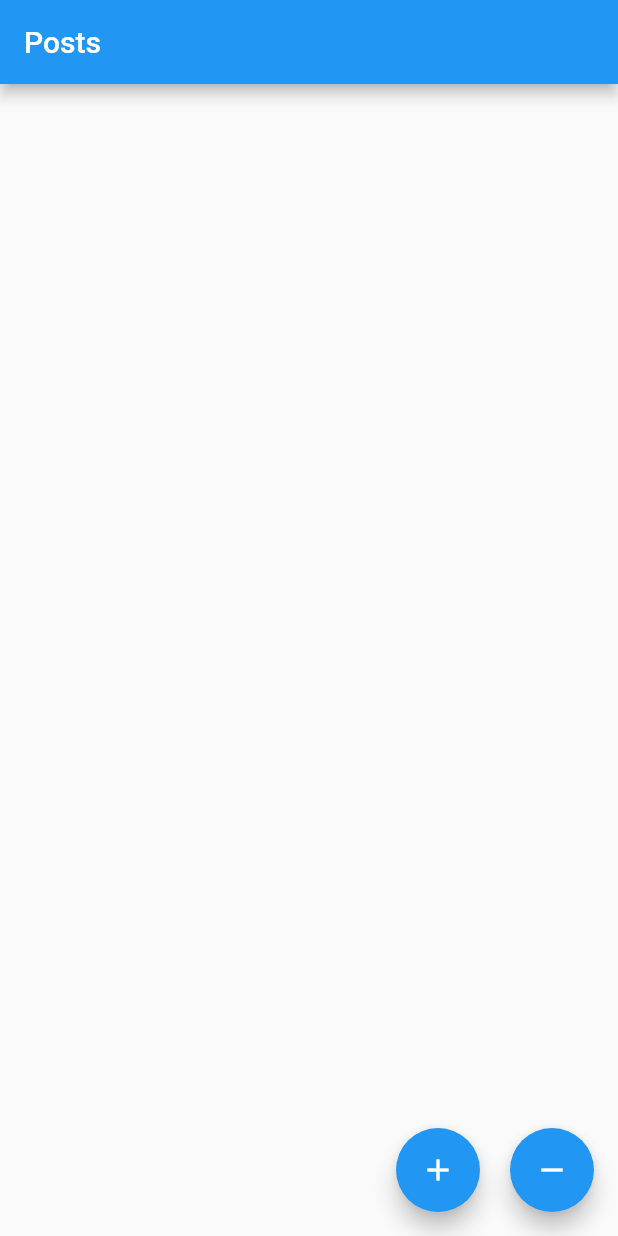
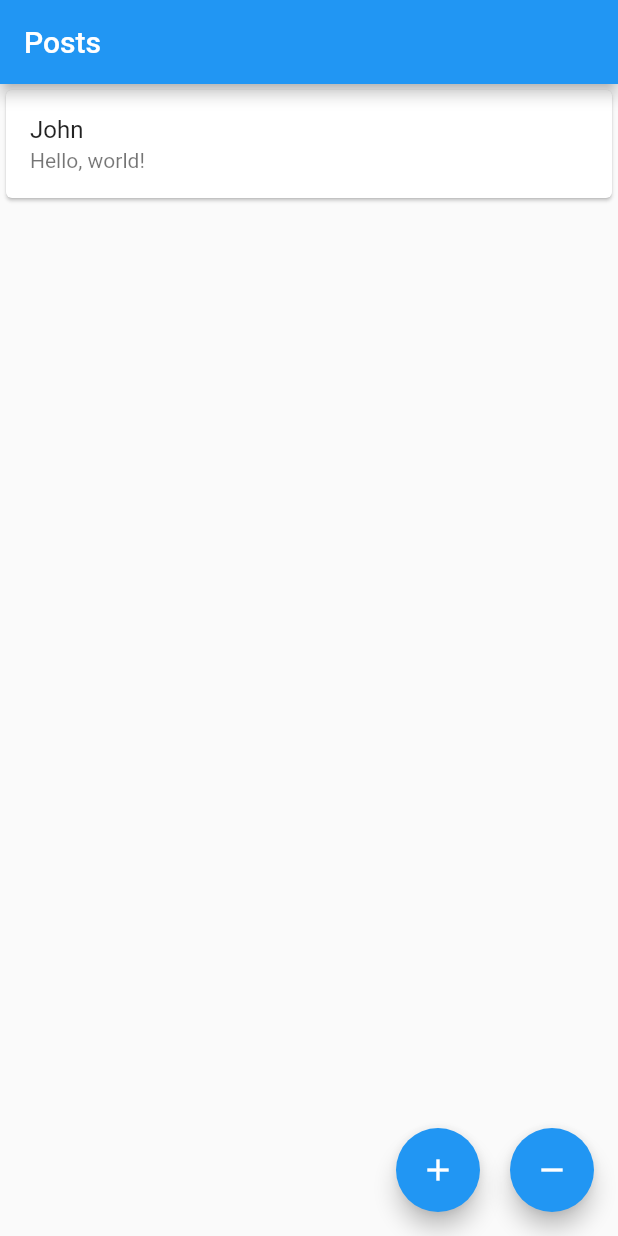
Before and after one commit to pawl0wski/flutter-bloc-posts-example, a Flutter app: the screen it shows after launch, after a tap on the "add" icon, on a phone screen of 412 x 824 dp. Run offline on Flutter 3.47's test engine with Material 2 defaults, Android fonts, the light colour scheme and no system bars; our stand-ins replace flutter_bloc.

Commit message:
Attach events with floating buttons and show created posts

```diff
--- a/lib/post_page/post_page.dart
+++ b/lib/post_page/post_page.dart
@@ -1,9 +1,14 @@
+import 'package:bloc_posts/post_page/post_page_bloc.dart';
 import 'package:flutter/material.dart';
+import 'package:flutter_bloc/flutter_bloc.dart';
 
 class PostPage extends StatelessWidget {
   @override
   Widget build(BuildContext context) {
-    return const PostPageView();
+    return BlocProvider(
+      create: (_) => PostPageBloc(),
+      child: PostPageView(),
+    );
   }
 }
 
@@ -18,12 +23,30 @@ class PostPageView extends StatelessWidget {
         appBar: AppBar(
           title: const Text("Posts"),
         ),
-        body: ListView(),
+        body: BlocBuilder<PostPageBloc, List<Map<String, String>>>(
+          builder: (BuildContext context, List<Map<String, String>> posts) {
+            List<Widget> listOfPosts = [];
+
+            posts.forEach((post) {
+              listOfPosts.add(Card(
+                child: ListTile(
+                  title: Text(post["author"]!),
+                  subtitle: Text(post["content"]!),
+                ),
+              ));
+            });
+
+            return ListView(
+              children: listOfPosts,
+            );
+          },
+        ),
         floatingActionButton: Row(
           mainAxisAlignment: MainAxisAlignment.end,
           children: [
             FloatingActionButton(
-              onPressed: () => {},
+              onPressed: () =>
+                  BlocProvider.of<PostPageBloc>(context).add(PostPageAddPost()),
               tooltip: 'Add post',
               child: const Icon(Icons.add),
             ),
@@ -31,7 +54,8 @@ class PostPageView extends StatelessWidget {
               width: 20,
             ),
             FloatingActionButton(
-              onPressed: () => {},
+              onPressed: () => BlocProvider.of<PostPageBloc>(context)
+                  .add(PostPageDeletePost()),
               tooltip: 'Delete post',
               child: const Icon(Icons.remove),
             ),
```
